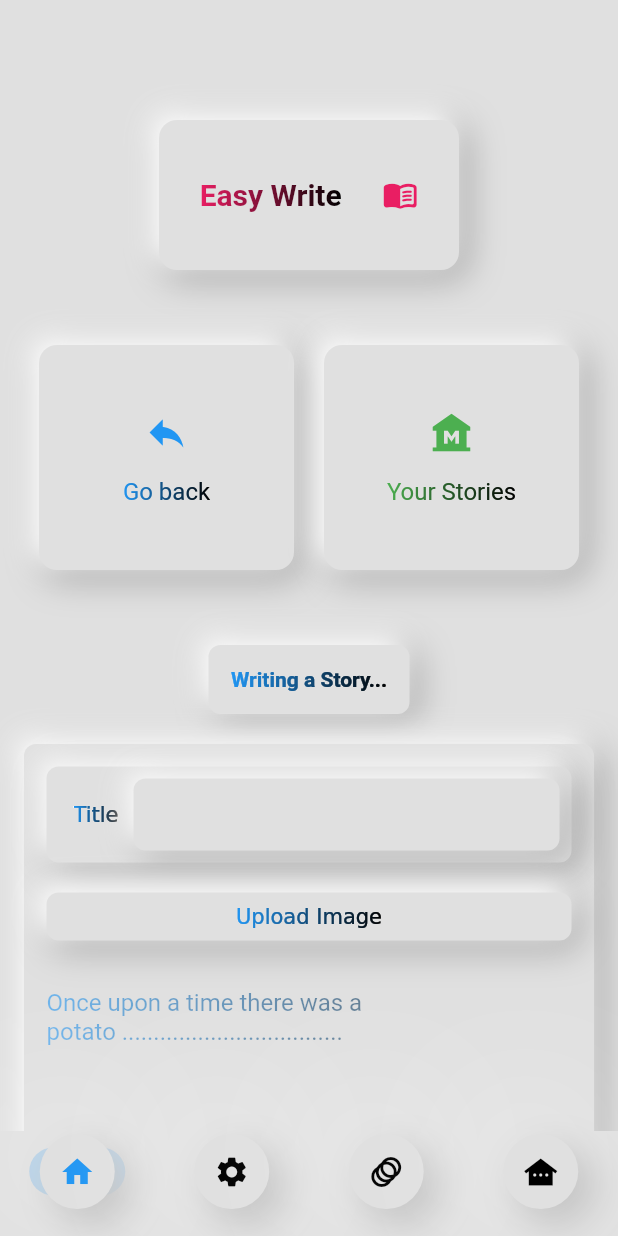
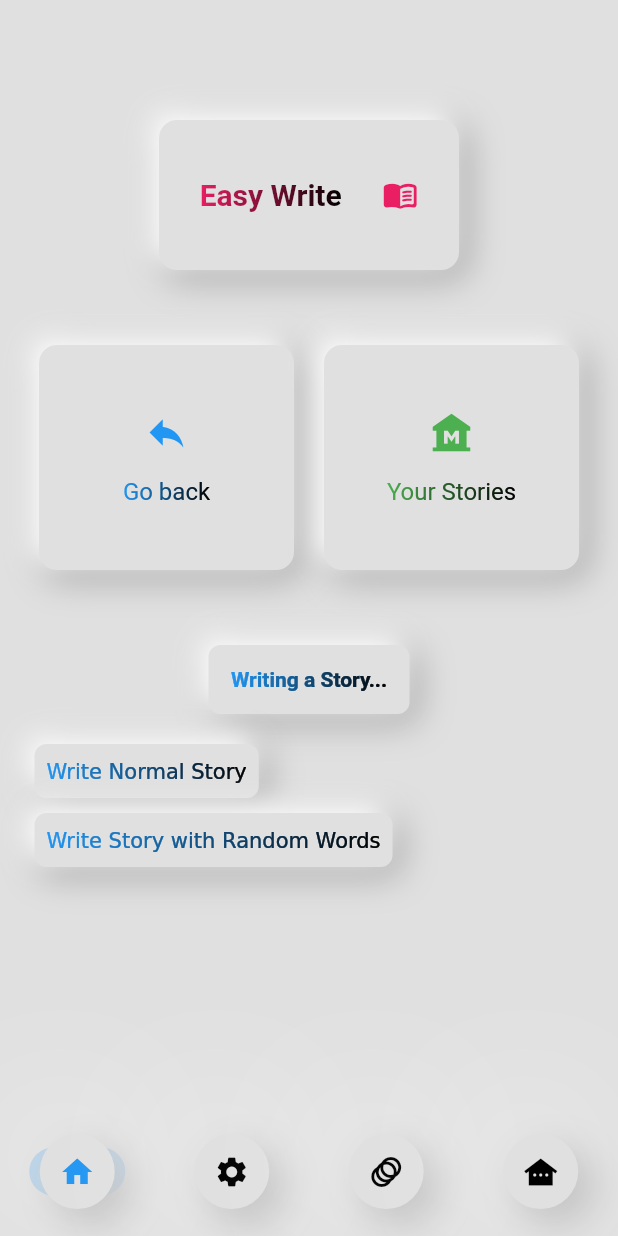
Before and after one commit to mukeshbheel/learn-flutter, a Flutter app: the screen it shows after launch, after a tap on "New Story", on a phone screen of 412 x 824 dp. Run offline on Flutter 3.47's test engine with Material 2 defaults, Android fonts, the phone set to English and light mode, and no system bars; our stand-ins replace cloud_firestore, firebase_core, firebase_storage, flutter_html, image_picker; missing offline and left inert: word_generator; accounts and stored records are empty; Roboto replaces fonts that are missing (JosefinSans).

Commit message:
use random words functionality

```diff
--- a/lib/Home.dart
+++ b/lib/Home.dart
@@ -6,6 +6,7 @@ import 'package:flutter/material.dart';
 import 'package:image_picker/image_picker.dart';
 import 'package:learn_flutter/Components/GradientText.dart';
 import 'package:learn_flutter/Components/NeumorphismContainer.dart';
+import 'package:learn_flutter/Text.dart';
 import 'package:learn_flutter/Utils/Constant.dart';
 import 'package:cloud_firestore/cloud_firestore.dart';
 import 'package:learn_flutter/Utils/Global.dart';
@@ -22,6 +23,7 @@ class Home extends StatefulWidget {
 class _HomeState extends State<Home> {
 
   int selectedTab = 0;
+  int selectedType = 0;
   var selectedStory;
 
   bool isEditing = false;
@@ -85,6 +87,7 @@ class _HomeState extends State<Home> {
           newImage.text = '';
           newStory.text = '';
           file = File('');
+          selectedType = 0;
         });
 
       } )
@@ -134,6 +137,7 @@ class _HomeState extends State<Home> {
             setState(() {
               isEditing = false;
               selectedTab = 2;
+              selectedType = 0;
               selectedStory = updatedStory;
               file = File('');
             });
@@ -246,6 +250,19 @@ class _HomeState extends State<Home> {
       newStory.text = '';
       newImage.text = '';
       newTitle.text = '';
+      selectedType = 0;
+    });
+  }
+
+  selectType(type){
+    setState(() {
+      selectedType == type ? selectedTab = 0 :
+      selectedType = type;
+      // selectedStory = null;
+      // isEditing = false;
+      // newStory.text = '';
+      // newImage.text = '';
+      // newTitle.text = '';
     });
   }
 
@@ -285,6 +302,12 @@ class _HomeState extends State<Home> {
     setState(() {
       isEditing = true;
       selectedTab = 1;
+      selectedType = 1;
+      // var data = await selectedStory.data;
+      // debugPrint(data.toString());
+      // if(selectedStory.data.type == null){
+
+      // }
     });
   }
 
@@ -422,20 +445,95 @@ class _HomeState extends State<Home> {
 
                 //----------------------------------------section 4-------------------
                 if(selectedTab == 1)
+
                 SizedBox(
                   width: double.infinity,
                   child: Column(
                     children: [
+                      if(!isEditing)
                       const SizedBox(height: 20,),
+                      if(!isEditing)
+                      Container(
+                        width: double.infinity,
+                        padding: const EdgeInsets.symmetric(horizontal: 15.0),
+                        child: Column(
+                          crossAxisAlignment: CrossAxisAlignment.start,
+                          children: [
+
+                            if(!isEditing)
+                            Row(
+                              children: [
+                                InkWell(
+                                  onTap: (){
+                                    selectType(1);
+                                  },
+                                  child: NeumorphismContainer(
+                                    // height: 100,
+                                    child: Padding(
+                                      padding: const EdgeInsets.symmetric(horizontal: 8.0, vertical: 10),
+                                      child: GradientText(
+                                        'Write Normal Story',
+                                        gradient: blueGradient,
+                                      ),
+                                    ),
+                                  ),
+                                ),
+                                SizedBox(width: 10,),
+
+                                if(selectedType == 1)
+                                Icon(Icons.double_arrow_sharp, color: Colors.blue,)
+                              ],
+                            ),
+                            const SizedBox(height: 10,),
+                            Row(
+                              children: [
+                                InkWell(
+                                  onTap: (){
+                                    selectType(2);
+                                  },
+                                  child: NeumorphismContainer(
+                                    // height: 100,
+                                    child: Padding(
+                                      padding: const EdgeInsets.symmetric(horizontal: 8.0, vertical: 10),
+                                      child: GradientText(
+                                        'Write Story with Random Words',
+                                        gradient: blueGradient,
+                                      ),
+                                    ),
+                                  ),
+                                ),
+                                SizedBox(width: 10,),
+
+                                if(selectedType == 2)
+                                  Icon(Icons.double_arrow_sharp, color: Colors.blue,)
+                              ],
+                            ),
+                          ],
+                        ),
+                      ),
+
+
+                      if(selectedType != 0)
+                      const SizedBox(height: 20,),
+
+                      if(selectedType == 1)
                       Padding(
                         padding: const EdgeInsets.symmetric(horizontal: 8.0),
                         child: NeumorphismContainer(
                           child: Padding(
                             padding: const EdgeInsets.symmetric(horizontal: 15.0, vertical: 15),
                             child: SizedBox(
-                              height: 400,
+                              height: 500,
                               child: Column(
                                 children: [
+                                  Padding(
+                                    padding: const EdgeInsets.symmetric(vertical: 20.0),
+                                    child: Row(
+                                      children: [
+                                        GradientText('Normal Story', gradient: blueGradient)
+                                      ],
+                                    ),
+                                  ),
                                   NeumorphismContainer(
                                     child: Padding(
                                       padding: const EdgeInsets.all(8.0),
@@ -542,11 +640,11 @@ class _HomeState extends State<Home> {
                                             width: 200,
                                             height: 40,
                                             child: Padding(
-                                              padding: EdgeInsets.all(8.0),
+                                              padding: const EdgeInsets.all(8.0),
                                               child: Center(child:
                                               GradientText(
                                                 '${isLoading ? 'Please wait...' : (isEditing ? 'Update' : 'Save it now')}',
-                                                gradient: LinearGradient(
+                                                gradient: const LinearGradient(
                                                   colors: [
                                                     Colors.blue,
                                                     Colors.black
@@ -576,7 +674,7 @@ class _HomeState extends State<Home> {
                                             width: 200,
                                             height: 40,
                                             child: Padding(
-                                              padding: EdgeInsets.all(8.0),
+                                              padding: const EdgeInsets.all(8.0),
                                               child: Center(child:
                                               GradientText(
                                                 'Cancel',
@@ -596,9 +694,31 @@ class _HomeState extends State<Home> {
                           ),
                         ),
                       ),
+
+                      if(selectedType == 2)
+                        Padding(
+                          padding: const EdgeInsets.symmetric(horizontal: 8.0),
+                          child: NeumorphismContainer(
+                            child: Column(
+                              children: [
+                                const SizedBox(height: 15,),
+                                Row(
+                                  children: [
+                                    const SizedBox(width: 10,),
+                                    GradientText('Story with Random Words', gradient: blueGradient)
+                                  ],
+                                ),
+                                const SizedBox(height: 15,),
+                                Test(),
+                              ],
+                            ),
+                          ),
+                        ),
+
                     ],
                   ),
                 ),
+
 
                 if(selectedTab == 2 && selectedStory == null)
                   Column(
--- a/lib/NavigationBar_example.dart
+++ b/lib/NavigationBar_example.dart
@@ -1,9 +1,5 @@
 import 'package:flutter/material.dart';
-import 'package:learn_flutter/AnimatedContainer_example.dart';
-import 'package:learn_flutter/AnimatedOpacity_example.dart';
-import 'package:learn_flutter/GoogleAndFacebookLogin.dart';
-import 'package:learn_flutter/GoogleMapsAutocomplete.dart';
-import './AnimatedBuilder_example.dart';
+import 'package:learn_flutter/Text.dart';
 import 'Components/NeumorphismIcon.dart';
 import 'Home.dart';
 
@@ -48,10 +44,7 @@ class _NavigationBarExampleState extends State<NavigationBarExample> {
         ),
         body: [
           const Home(),
-          Container(
-            color: Colors.blue,
-            child: const Center(child: Text('Settings')),
-          ),
+          Test(),
           Container(
             color: Colors.amber,
             child: const Center(child: Text('profile')),
--- a/lib/main.dart
+++ b/lib/main.dart
@@ -1,5 +1,4 @@
 import 'package:flutter/material.dart';
-import './AnimatedBuilder_example.dart';
 import './NavigationBar_example.dart';
 import 'package:firebase_core/firebase_core.dart';
 
--- a/pubspec.yaml
+++ b/pubspec.yaml
@@ -42,6 +42,9 @@ dependencies:
   cloud_firestore: ^4.8.0
   image_picker: ^0.8.7+5
   firebase_storage: ^11.2.2
+  word_generator: ^0.4.3
+  url_launcher: ^6.1.11
+  flutter_html: ^2.2.1
 
 
 dev_dependencies:
```
Also changed, not shown: lib/Text.dart (added, +293 -0 lines), lib/Utils/Global.dart (+10 -0 lines), pubspec.lock, 5 other files.
